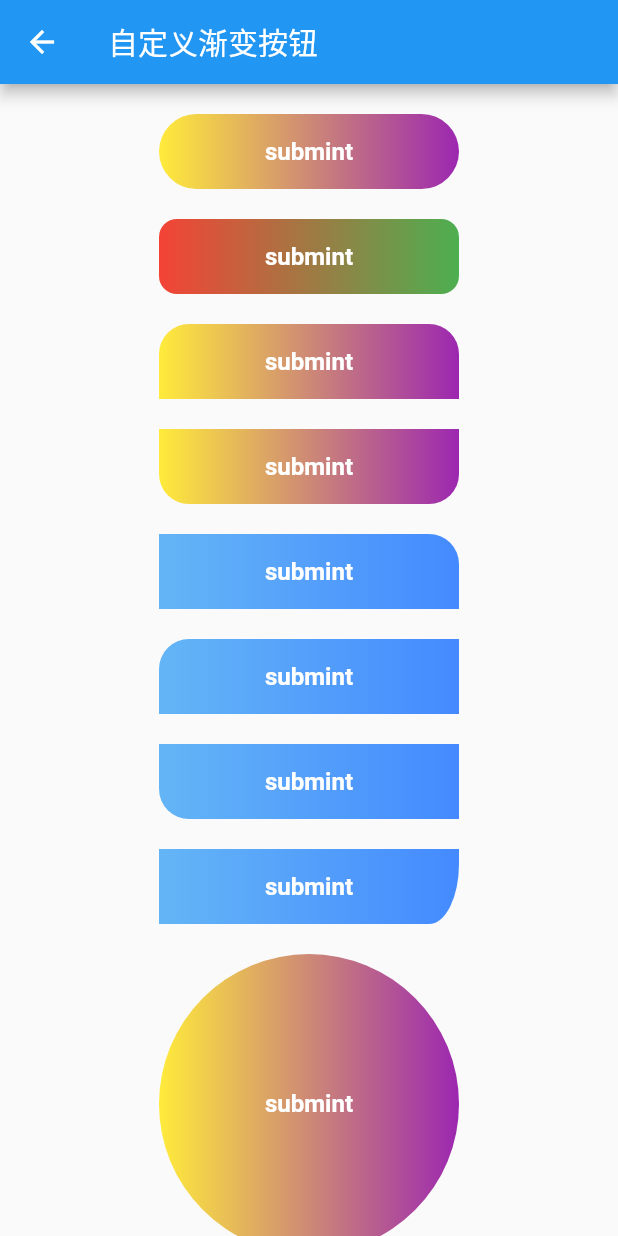
After one commit to ilife-x/WXApp, a Flutter app: the GrandientRoute screen opened directly, on a phone screen of 412 x 824 dp. The commit adds this screen. Run offline on Flutter 3.47's test engine with Material 2 defaults, Android fonts, the light colour scheme and no system bars; our stand-ins replace pull_to_refresh.

Commit message:
自定义组件

```diff
--- a/lib/main.dart
+++ b/lib/main.dart
@@ -16,6 +16,7 @@ import 'package:wxapp/ui/sliver_route/scrollController_testRoute.dart';
 import 'package:wxapp/ui/BaseWidget/ButtonStyle.dart';
 
 import 'ui/BaseWidget/FormTestRoute.dart';
+import 'ui/BaseWidget/GraditenRoute.dart';
 import 'ui/BaseWidget/SwichAndcheckBoxRoute.dart';
 import 'ui/BaseWidget/TextStyle.dart';
 import 'ui/BaseWidget/ImageRoute.dart';
@@ -56,6 +57,7 @@ class _MyAppState extends State<MyApp> {
   SwitchAndCheckboxroute _switchAndCheckboxroute = SwitchAndCheckboxroute();
   TextFieldRoute _textfieldAndFormRoute = TextFieldRoute();
   FormTestRoute _formTestRoute = FormTestRoute();
+  GrandientRoute _grandientRoute = GrandientRoute();
 
 //widget 数组
   List pageList = <Widget>[];
@@ -83,6 +85,7 @@ class _MyAppState extends State<MyApp> {
     pageList.add(_switchAndCheckboxroute);
     pageList.add(_textfieldAndFormRoute);
     pageList.add(_formTestRoute);
+    pageList.add(_grandientRoute);
   }
 
   @override
--- /dev/null
+++ b/lib/ui/BaseWidget/GraditenRoute.dart
@@ -0,0 +1,131 @@
+import 'package:flutter/material.dart';
+import 'GrandientButton.dart';
+
+class GrandientRoute extends StatefulWidget {
+  @override
+  _GrandientRouteState createState() => _GrandientRouteState();
+}
+
+class _GrandientRouteState extends State<GrandientRoute> {
+  @override
+  Widget build(BuildContext context) {
+    return Scaffold(
+      appBar: AppBar(
+        title: Text('自定义渐变按钮'),
+      ),
+      body: Container(
+        alignment: Alignment.center,
+        child: SingleChildScrollView(
+          child: Column(
+            children: [
+              Padding(padding: EdgeInsets.only(top: 20)),
+              GranditenButton(
+                child: Text('submint'),
+                borderRadius: BorderRadius.all(Radius.circular(100)),
+                width: 200,
+                height: 50,
+                colors: [Colors.yellow, Colors.purple],
+                onPressed: () {
+                  print('submit click');
+                },
+              ),
+              Padding(padding: EdgeInsets.only(top: 20)),
+              GranditenButton(
+                child: Text('submint'),
+                borderRadius: BorderRadius.all(Radius.circular(12)),
+                width: 200,
+                height: 50,
+                colors: [Colors.red, Colors.green],
+                onPressed: () {
+                  print('submit click');
+                },
+              ),
+              Padding(padding: EdgeInsets.only(top: 20)),
+              GranditenButton(
+                child: Text('submint'),
+                borderRadius: BorderRadius.vertical(
+                    top: Radius.circular(20), bottom: Radius.circular(0)),
+                width: 200,
+                height: 50,
+                colors: [Colors.yellow, Colors.purple],
+                onPressed: () {
+                  print('submit click');
+                },
+              ),
+              Padding(padding: EdgeInsets.only(top: 20)),
+              GranditenButton(
+                child: Text('submint'),
+                borderRadius: BorderRadius.vertical(
+                    top: Radius.circular(0), bottom: Radius.circular(20)),
+                width: 200,
+                height: 50,
+                colors: [Colors.yellow, Colors.purple],
+                onPressed: () {
+                  print('submit click');
+                },
+              ),
+              Padding(padding: EdgeInsets.only(top: 20)),
+              GranditenButton(
+                child: Text('submint'),
+                borderRadius:
+                    BorderRadius.only(topRight: Radius.elliptical(20, 20)),
+                width: 200,
+                height: 50,
+                colors: [Colors.blue[300], Colors.blueAccent],
+                onPressed: () {
+                  print('submit click');
+                },
+              ),
+              Padding(padding: EdgeInsets.only(top: 20)),
+              GranditenButton(
+                child: Text('submint'),
+                borderRadius: BorderRadius.only(topLeft: Radius.circular(20)),
+                width: 200,
+                height: 50,
+                colors: [Colors.blue[300], Colors.blueAccent],
+                onPressed: () {
+                  print('submit click');
+                },
+              ),
+              Padding(padding: EdgeInsets.only(top: 20)),
+              GranditenButton(
+                child: Text('submint'),
+                borderRadius:
+                    BorderRadius.only(bottomLeft: Radius.elliptical(20, 20)),
+                width: 200,
+                height: 50,
+                colors: [Colors.blue[300], Colors.blueAccent],
+                onPressed: () {
+                  print('submit click');
+                },
+              ),
+              Padding(padding: EdgeInsets.only(top: 20)),
+              GranditenButton(
+                child: Text('submint'),
+                borderRadius:
+                    BorderRadius.only(bottomRight: Radius.elliptical(20, 40)),
+                width: 200,
+                height: 50,
+                colors: [Colors.blue[300], Colors.blueAccent],
+                onPressed: () {
+                  print('submit click');
+                },
+              ),
+              Padding(padding: EdgeInsets.only(top: 20)),
+              GranditenButton(
+                child: Text('submint'),
+                borderRadius: BorderRadius.all(Radius.circular(100)),
+                width: 200,
+                height: 200,
+                colors: [Colors.yellow, Colors.purple],
+                onPressed: () {
+                  print('submit click');
+                },
+              ),
+            ],
+          ),
+        ),
+      ),
+    );
+  }
+}
--- /dev/null
+++ b/lib/ui/BaseWidget/GrandientButton.dart
@@ -0,0 +1,67 @@
+import 'dart:ui';
+
+import 'package:flutter/material.dart';
+
+class GranditenButton extends StatelessWidget {
+  //宽高
+  final double width;
+  final double height;
+
+  //渐变色数组
+  final List<Color> colors;
+  final Widget child;
+  final BorderRadius borderRadius;
+
+  final GestureTapCallback onPressed;
+
+  const GranditenButton(
+      {Key key,
+      this.width,
+      this.height,
+      this.colors,
+      this.borderRadius,
+      this.onPressed,
+      @required this.child})
+      : super(key: key);
+
+  @override
+  Widget build(BuildContext context) {
+    //确保颜色数组不为空
+    List<Color> _colors = colors ??
+        [
+          Theme.of(context).primaryColor,
+          Theme.of(context).primaryColorDark ?? Theme.of(context).primaryColor
+        ];
+
+    return DecoratedBox(
+      decoration: BoxDecoration(
+        gradient: LinearGradient(colors: _colors),
+        borderRadius: borderRadius,
+      ),
+      child: Material(
+        //一块透明的材料，用来绘制水墨飞溅和高光
+        type: MaterialType.transparency,
+        child: InkWell(
+          splashColor: _colors.last,
+          highlightColor: Colors.transparent,
+          borderRadius: borderRadius,
+          onTap: onPressed,
+          child: ConstrainedBox(
+            constraints: BoxConstraints.tightFor(width: width, height: height),
+            child: Center(
+              child: Padding(
+                padding: EdgeInsets.all(8.0),
+                child: DefaultTextStyle(
+                    style: TextStyle(
+                      fontSize: 16.0,
+                      fontWeight: FontWeight.bold,
+                    ),
+                    child: child),
+              ),
+            ),
+          ),
+        ),
+      ),
+    );
+  }
+}
```
